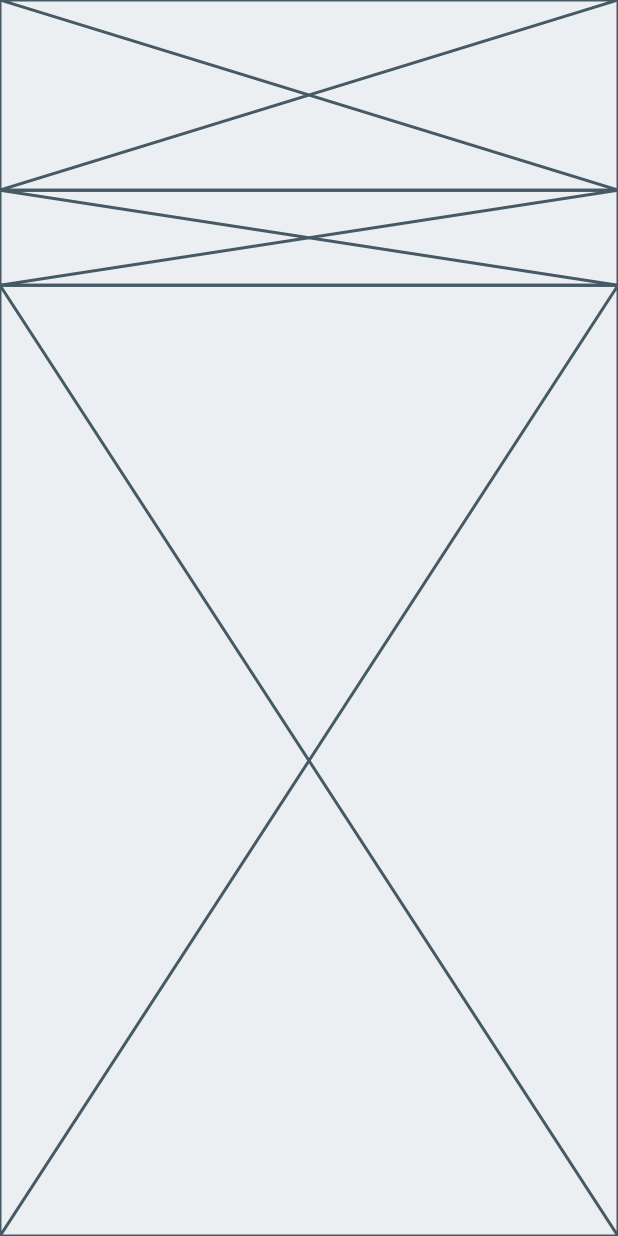
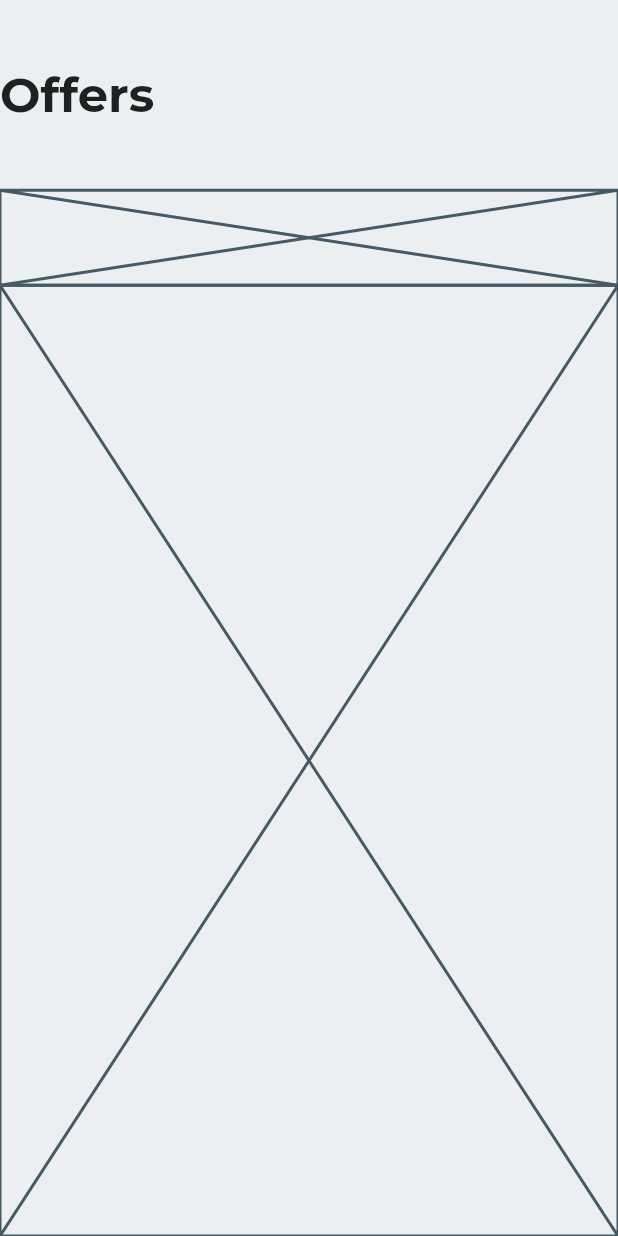
Before and after one commit to JAICHANGPARK/flutter_notebook_11th_story, a Flutter app: the screen it shows after launch, on a phone screen of 412 x 824 dp. Run offline on Flutter 3.47's test engine with Material 2 defaults, Android fonts, the phone set to English and light mode, and no system bars; our stand-ins replace backdrop, badges, flutter_inner_drawer, flutter_slidable, flutter_swiper, google_fonts.

Commit message:
Update offers_home_page.dart

```diff
--- a/lib/ep741_offers_app/ui/offers_home_page.dart
+++ b/lib/ep741_offers_app/ui/offers_home_page.dart
@@ -1,4 +1,5 @@
 import 'package:flutter/material.dart';
+import 'package:google_fonts/google_fonts.dart';
 
 class OffersHomePage extends StatefulWidget {
   @override
@@ -16,7 +17,16 @@ class _OffersHomePageState extends State<OffersHomePage> {
           children: [
             Expanded(
                 flex: 2,
-                child: Placeholder()),
+                child: Align(
+                  alignment: Alignment.centerLeft,
+                  child: Text(
+                    "Offers",
+                    style: GoogleFonts.montserrat(
+                      fontSize: 32,
+                      fontWeight: FontWeight.bold
+                    ),
+                  ),
+                )),
             Expanded(
                 flex:1,child: Placeholder()),
             Expanded(
```
